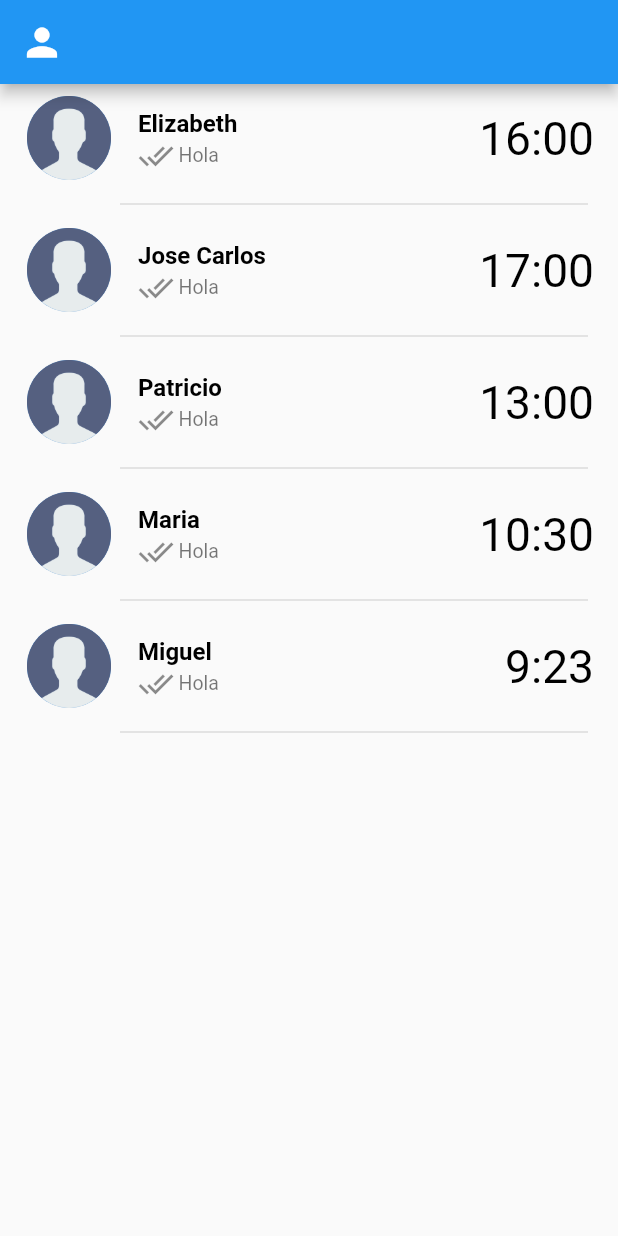
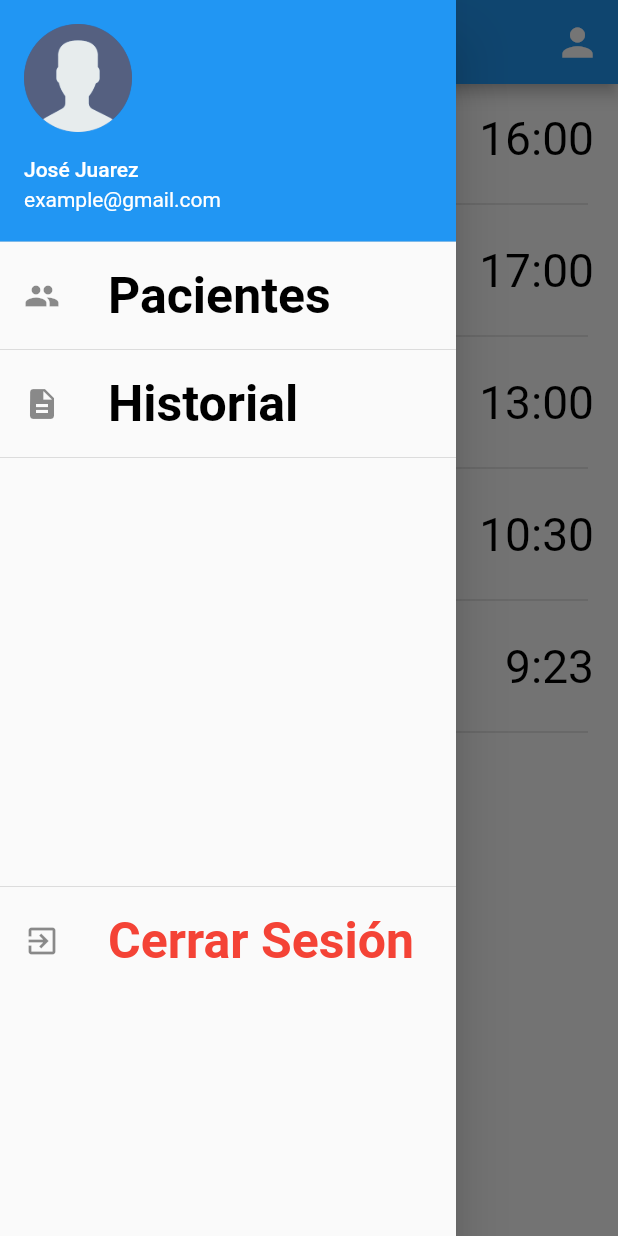
Before and after one commit to Shinoda2/PRY20220116-Recursos-TDP, a Flutter app: the screen it shows after launch, with the side drawer open (before the commit the screen has no drawer), on a phone screen of 412 x 824 dp. Run offline on Flutter 3.47's test engine with Material 2 defaults, Android fonts, the phone set to English and light mode, and no system bars; our stand-ins replace flutter_chat_types, flutter_chat_ui, table_calendar; Roboto replaces fonts that are missing (Montserrat).

Commit message:
navbar added

```diff
--- a/lib/screens/list_patient.dart
+++ b/lib/screens/list_patient.dart
@@ -1,6 +1,7 @@
 import 'package:flutter/material.dart';
 import 'package:pry20220116/models/patients.dart';
 import 'package:pry20220116/screens/profile.dart';
+import 'package:pry20220116/widgets/nav_bar.dart';
 import 'package:pry20220116/widgets/patient_card.dart';
 
 class ListPatient extends StatefulWidget{
@@ -22,17 +23,19 @@ class _ListPatient extends State<ListPatient> {
   @override
   Widget build(BuildContext context) {
     return Scaffold(
+      drawer: NavBar(),
         appBar: AppBar(
           leading: IconButton(
             onPressed: () {
               Navigator.of(context).push(MaterialPageRoute(
                   builder: (BuildContext context) => Profile()));
             },
-            padding:EdgeInsets.only(left: 0) ,
+            padding:EdgeInsets.only(left: 370) ,
             icon: Icon(Icons.person),
             iconSize: 30,
           ),
         ),
+
         //backgroundColor: Colors.white70,
         /*floatingActionButton: FloatingActionButton(
           onPressed: (){},
--- a/lib/widgets/nav_bar.dart
+++ b/lib/widgets/nav_bar.dart
@@ -0,0 +1,58 @@
+import 'package:flutter/cupertino.dart';
+import 'package:flutter/material.dart';
+import 'package:pry20220116/screens/list_patient.dart';
+import 'package:pry20220116/screens/option.dart';
+
+class NavBar extends StatelessWidget{
+  @override
+  Widget build(BuildContext context) {
+    return Drawer(
+      child: ListView(
+        padding: EdgeInsets.zero,
+        children: [
+          UserAccountsDrawerHeader(
+              accountName: Text('José Juarez'),
+              accountEmail: Text('example@gmail.com'),
+              currentAccountPicture: CircleAvatar(
+                child: Image.asset('assets/image/icon.png',
+                  width: 90,
+                  height: 90,
+                  fit: BoxFit.cover,
+                ),
+              ),
+          ),
+          ListTile(
+            leading: Icon(Icons.people),
+            title: Text('Pacientes',
+              style: TextStyle(
+                  fontWeight: FontWeight.bold
+              ),),
+            onTap: ()=>ListPatient(),
+          ),
+          Divider(),
+          ListTile(
+            leading: Icon(Icons.description),
+            title: Text('Historial',
+              style: TextStyle(
+                  fontWeight: FontWeight.bold
+              ),),
+            onTap: ()=>null,
+          ),
+          Divider(),
+          SizedBox(height: 270,),
+          Divider(),
+          ListTile(
+            leading: Icon(Icons.exit_to_app),
+            title: Text('Cerrar Sesión',
+            style: TextStyle(
+              color: Colors.red,
+              fontWeight: FontWeight.bold
+            ),),
+            onTap: ()=>Option(),
+          ),
+        ],
+      ),
+    );
+  }
+
+}
```
